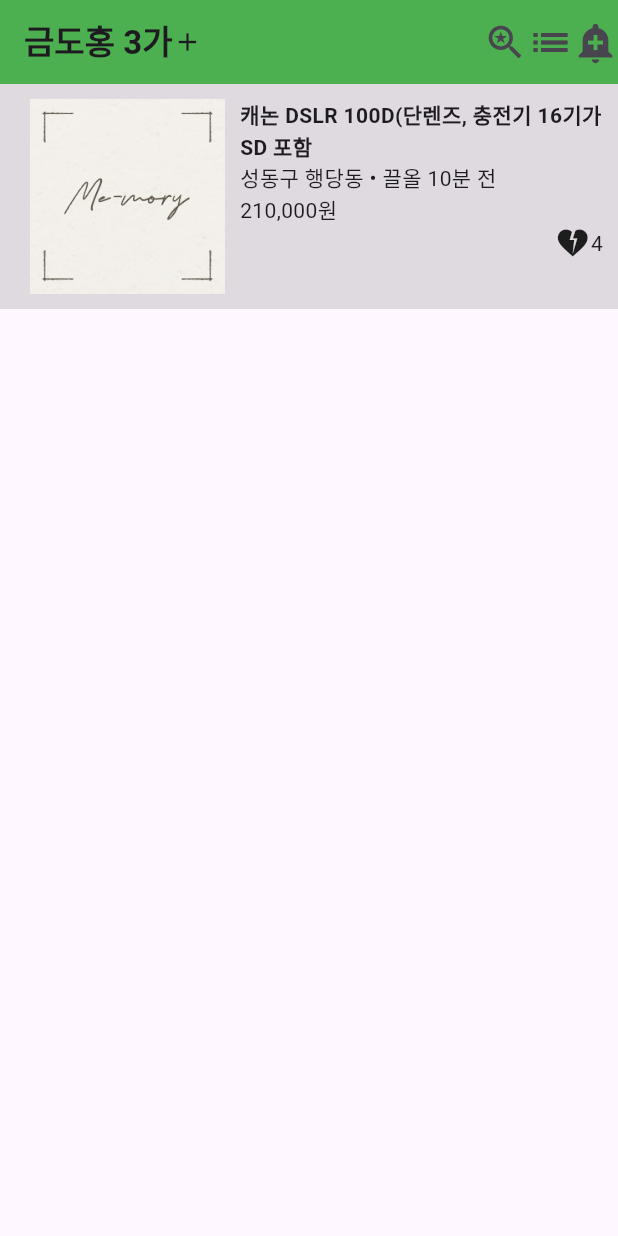
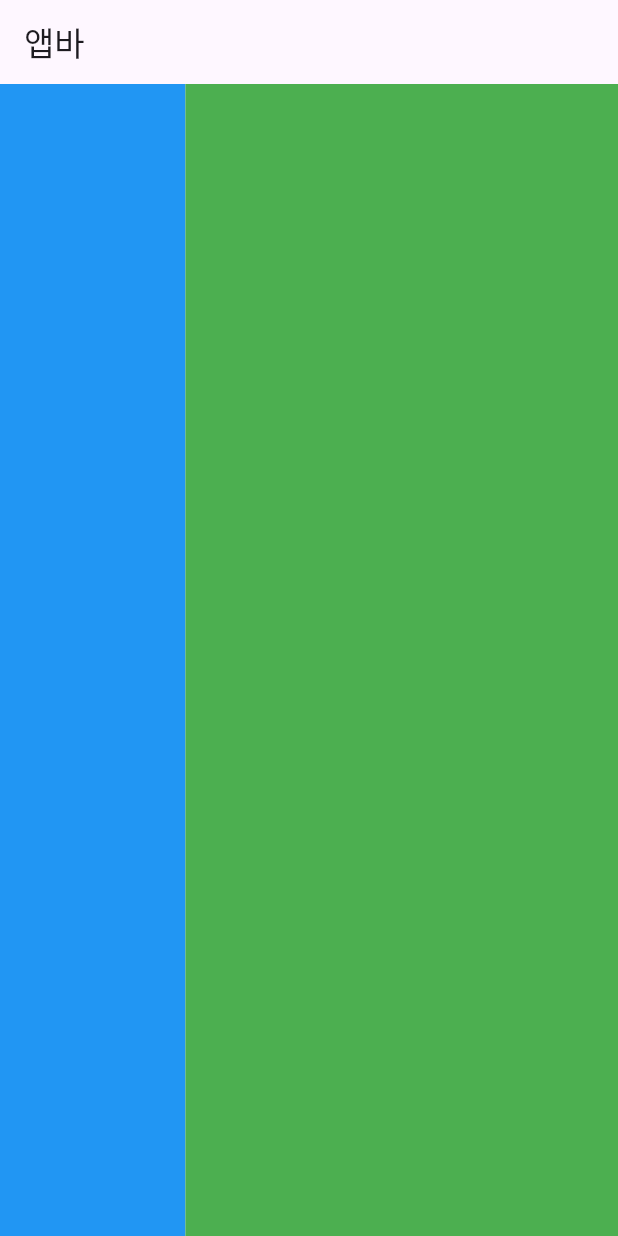
Before and after one commit to tessakang/flutter_202508, a Flutter app: the screen it shows after launch, on a phone screen of 412 x 824 dp. Run offline on Flutter 3.47's test engine with Material 3 defaults, Android fonts, the phone set to English and light mode, and no system bars.

Commit message:
강의05 : Flexible, Expanded

```diff
--- a/lib/main.dart
+++ b/lib/main.dart
@@ -12,52 +12,15 @@ class MyApp extends StatelessWidget {
 
     return MaterialApp(
         home: Scaffold(
-          appBar: AppBar(title: Container(
-              child: Row(
+          appBar: AppBar(title: Text('앱바'),),
+          body: Container(
+            child: Row(
                 children: [
-                  Text('금도홍 3가', style: TextStyle(
-                    fontWeight: FontWeight.w700,
-                  ),),
-                  Icon(Icons.add, size: 20,)
-                ],
-              )
-          ), actions: [Icon(Icons.saved_search, size: 30,), Icon(Icons.list_outlined, size: 30,), Icon(Icons.add_alert, size: 30,)], backgroundColor: Colors.green,),
-          body: Container(
-              width: 450, height: 150, color: Colors.black12,
-              padding: EdgeInsets.all(10),
-              child: Row(
-                children: [
-                  Image.asset('assets/memory_logo.png', width: 150, height: 150,),
-                  Flexible( flex: 1,
-                    child: Container(
-                      child: Column(
-                        crossAxisAlignment: CrossAxisAlignment.start,
-                        children: [
-                        Text('캐논 DSLR 100D(단렌즈, 충전기 16기가SD 포함',
-                          style: TextStyle(
-                            fontWeight: FontWeight.w700,
-                          ),),
-                        Row(
-                          children: [
-                          Text('성동구 행당동'),
-                          Text(' • '),
-                          Text('끌올 10분 전')
-                        ],
-                        ),
-                        Text('210,000원'),
-                        Row(mainAxisAlignment: MainAxisAlignment.end,
-                          children: [
-                          Icon(Icons.heart_broken),
-                          Text('4')
-                        ],)
-                      ],
-                      ),
-                    ),
-                  )
-                ],
-              ),
-            ),
+                  Flexible(child: Container(color: Colors.blue,), flex: 3),
+                  Flexible(child: Container(color: Colors.green,), flex: 7)
+                ]
+            ) ,
           ),
-    );
-  }
+        ));
+    }
 }
```
